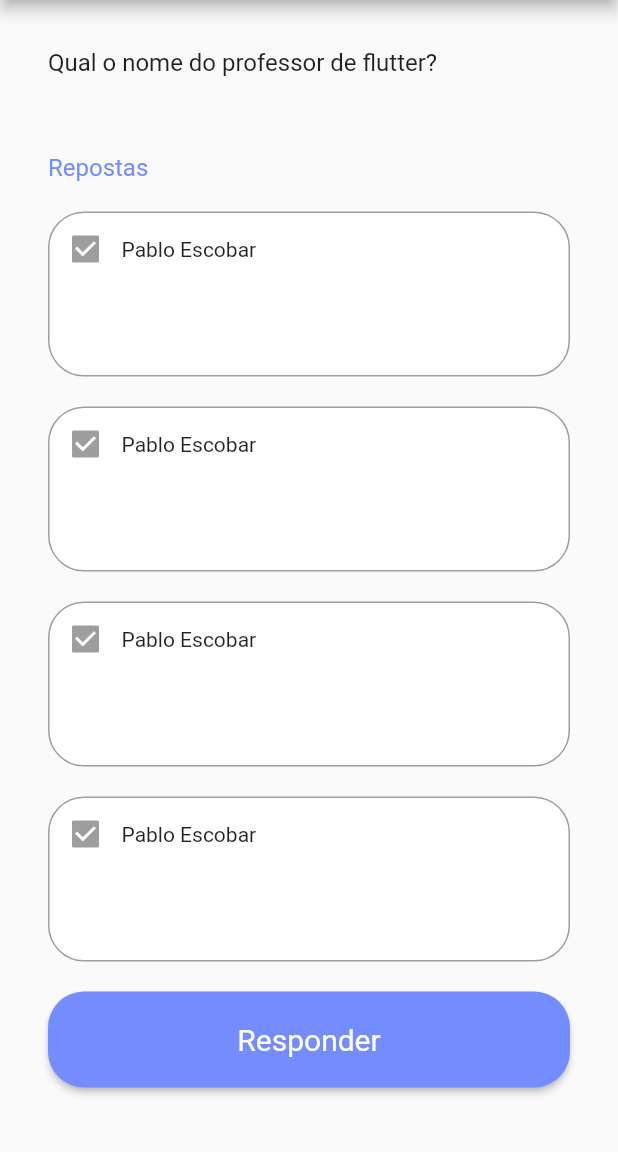
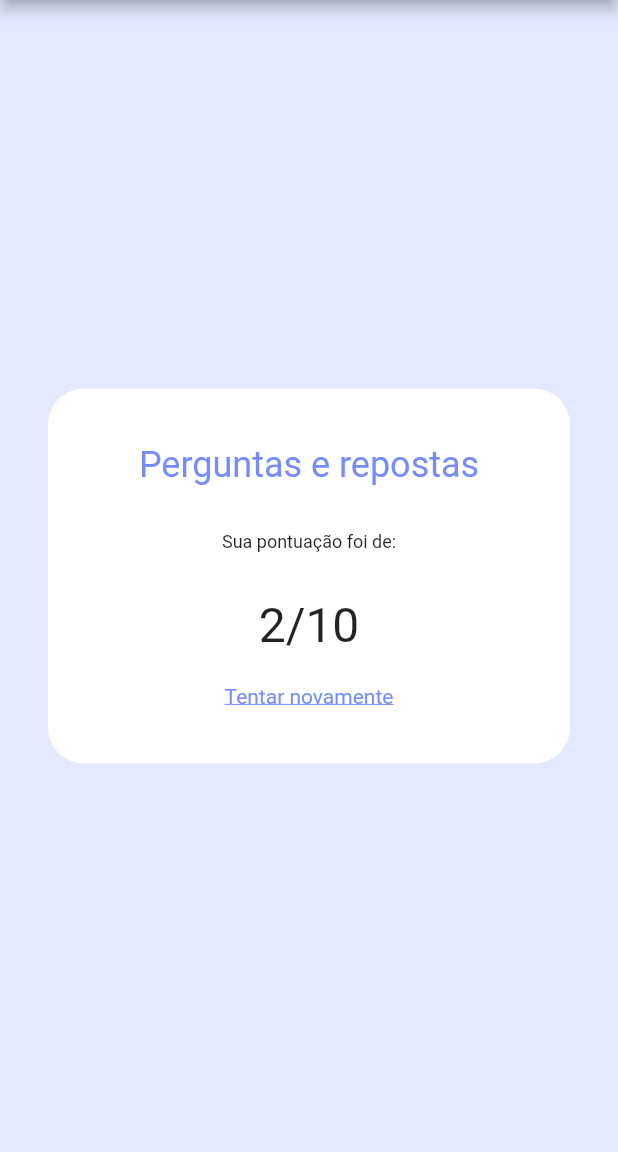
Before and after one commit to JoaoPauloPrata/perguntados, a Flutter app: the screen it shows after launch, on a phone screen of 412 x 824 dp, the part 84-1236 px from its top. Run offline on Flutter 3.47's test engine with Material 2 defaults, Android fonts, the phone set to English and light mode, and no system bars.

```diff
--- a/perguntados/lib/main.dart
+++ b/perguntados/lib/main.dart
@@ -14,7 +14,7 @@ class MyApp extends StatelessWidget {
     return MaterialApp(
       title: 'Perguntados',
       theme: ThemeData(primaryColor: Color.fromRGBO(117, 140, 255, 1)),
-      home: const QuestionPage(),
+      home: const ResultPage(),
     );
   }
 }
--- a/perguntados/lib/pages/pages.dart
+++ b/perguntados/lib/pages/pages.dart
@@ -1,3 +1,4 @@
 export 'login_page.dart';
 export 'start_page.dart';
 export 'question_page.dart';
+export 'reult_page.dart';
--- a/perguntados/lib/pages/question_page.dart
+++ b/perguntados/lib/pages/question_page.dart
@@ -2,9 +2,14 @@ import 'package:flutter/cupertino.dart';
 import 'package:flutter/material.dart';
 import 'package:perguntados/pages/pages.dart';
 
-class QuestionPage extends StatelessWidget {
+class QuestionPage extends StatefulWidget {
   const QuestionPage({Key? key}) : super(key: key);
 
+  @override
+  State<QuestionPage> createState() => _QuestionPageState();
+}
+
+class _QuestionPageState extends State<QuestionPage> {
   @override
   Widget build(BuildContext context) {
     return Scaffold(
@@ -61,6 +66,8 @@ class QuestionPage extends StatelessWidget {
   }
 
   Container responseBox() {
+    bool isChecked = false;
+
     return Container(
       decoration: BoxDecoration(
           border: Border.all(color: Colors.grey),
@@ -71,8 +78,12 @@ class QuestionPage extends StatelessWidget {
         children: [
           Row(children: [
             Checkbox(
-              value: true,
-              onChanged: null,
+              value: isChecked,
+              onChanged: (bool? value) {
+                setState(() {
+                  isChecked = value!;
+                });
+              },
             ),
             Text('Pablo Escobar')
           ])
--- /dev/null
+++ b/perguntados/lib/pages/reult_page.dart
@@ -0,0 +1,70 @@
+import 'package:flutter/cupertino.dart';
+import 'package:flutter/material.dart';
+import 'package:perguntados/pages/pages.dart';
+
+class ResultPage extends StatelessWidget {
+  const ResultPage({Key? key}) : super(key: key);
+
+  @override
+  Widget build(BuildContext context) {
+    return Scaffold(
+      backgroundColor: Color.fromRGBO(229, 233, 255, 1),
+      appBar: AppBar(
+        centerTitle: true,
+        backgroundColor: defaultColor,
+        title: Text('Perguntas e respostas'),
+      ),
+      body: Column(mainAxisAlignment: MainAxisAlignment.center, children: [
+        Container(
+            child: Padding(
+          padding: EdgeInsets.all(32.0),
+          child: Container(
+              decoration: BoxDecoration(
+                  color: Colors.white, borderRadius: BorderRadius.circular(24)),
+              height: 250,
+              child: Padding(
+                  padding: EdgeInsets.all(20.0),
+                  child: Column(
+                    crossAxisAlignment: CrossAxisAlignment.stretch,
+                    mainAxisAlignment: MainAxisAlignment.center,
+                    children: [
+                      Center(
+                          child: Text(
+                        'Perguntas e repostas',
+                        style: TextStyle(
+                          color: defaultColor,
+                          fontSize: 24,
+                        ),
+                      )),
+                      SizedBox(height: 30),
+                      Center(
+                          child: Text('Sua pontuação foi de:',
+                              style: TextStyle(fontSize: 12))),
+                      SizedBox(height: 30),
+                      Center(
+                          child: Text(
+                        '2/10',
+                        style: TextStyle(
+                          fontSize: 32,
+                        ),
+                      )),
+                      SizedBox(height: 20),
+                      Center(
+                          child: GestureDetector(
+                        child: Text(
+                          'Tentar novamente',
+                          style: TextStyle(
+                              color: defaultColor,
+                              decoration: TextDecoration.underline),
+                        ),
+                        onTap: () {
+                          debugPrint('Click');
+                        },
+                      ))
+                    ],
+                  ))),
+        ))
+      ]),
+    );
+  }
+}
```
